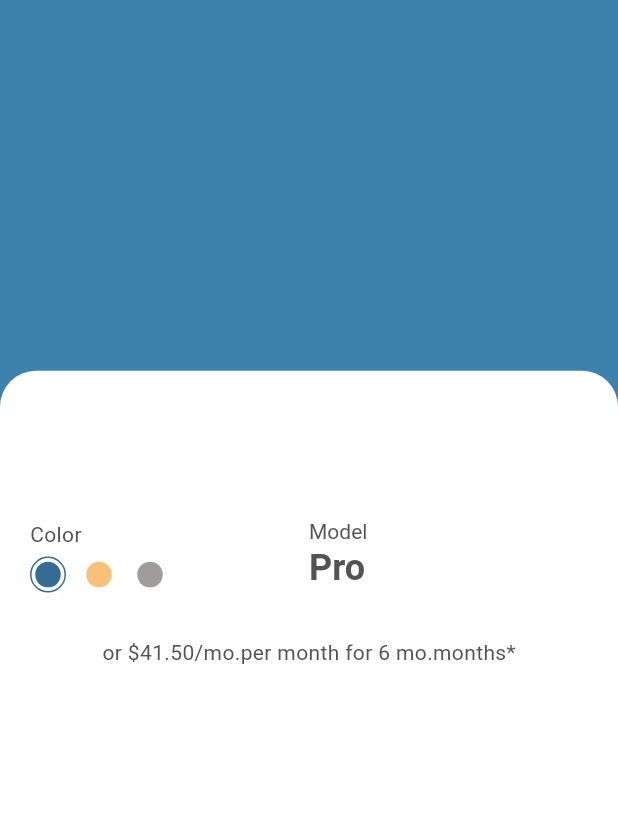
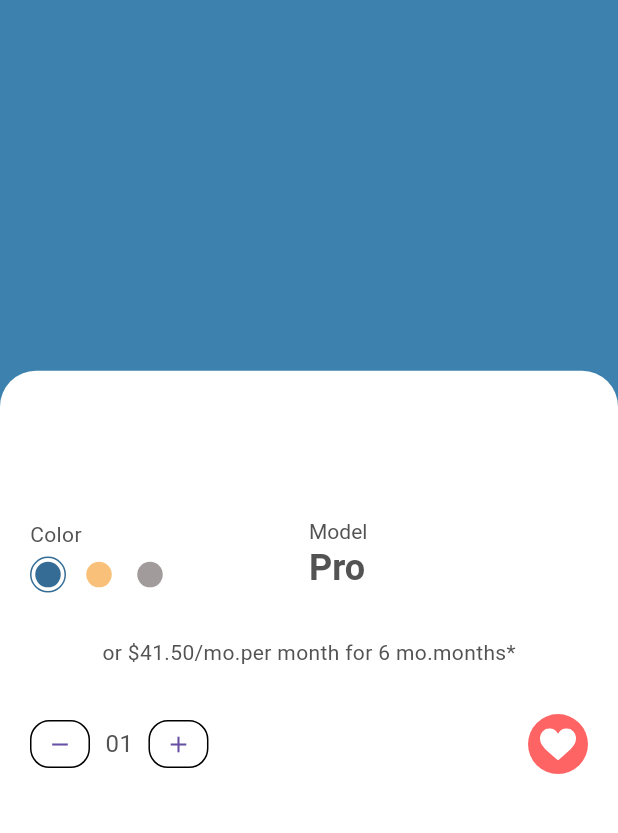
Before and after one commit to geoguncay/sigv, a Flutter app: the screen it shows after launch, after a tap on "AirPods Pro", on a phone screen of 412 x 824 dp, the part 84-917 px from its top. Run offline on Flutter 3.47's test engine with Material 3 defaults, Android fonts, the phone set to English and light mode, and no system bars; our stand-ins replace flutter_svg.

Commit message:
added car counter and fav

```diff
--- a/lib/screens/details/components/Body.dart
+++ b/lib/screens/details/components/Body.dart
@@ -1,5 +1,6 @@
 import 'package:flutter/material.dart';
 import 'package:sigv/screens/details/components/description.dart';
+import 'package:sigv/screens/details/components/fav_btn.dart';
 import '../../../constants.dart';
 import '../../../models/Product.dart';
 import 'color_size.dart';
@@ -43,7 +44,7 @@ class Body extends StatelessWidget {
                       const SizedBox(height: kDefaultPaddin / 2),
                       Description(product: product),
                       const SizedBox(height: kDefaultPaddin / 2),
-                      // CounterWithFavBtn(),
+                      CounterWithFavBtn(),
                       const SizedBox(height: kDefaultPaddin / 2),
                       // AddToCart(product: product)
                     ],
--- /dev/null
+++ b/lib/screens/details/components/car_counter.dart
@@ -0,0 +1,61 @@
+import 'package:flutter/material.dart';
+import '../../../constants.dart';
+
+class CartCounter extends StatefulWidget {
+  @override
+  _CartCounterState createState() => _CartCounterState();
+}
+
+class _CartCounterState extends State<CartCounter> {
+  int numOfItems = 1;
+
+  @override
+  Widget build(BuildContext context) {
+    return Row(
+      children: <Widget>[
+        buildOutlineButton(
+          icon: Icons.remove,
+          press: () {
+            if (numOfItems > 1) {
+              setState(() {
+                numOfItems--;
+              });
+            }
+          },
+        ),
+        Padding(
+          padding: const EdgeInsets.symmetric(horizontal: kDefaultPaddin / 2),
+          child: Text(
+            numOfItems.toString().padLeft(2, "0"),
+            style: Theme.of(context).textTheme.bodyLarge,
+          ),
+        ),
+        buildOutlineButton(
+            icon: Icons.add,
+            press: () {
+              setState(() {
+                numOfItems++;
+              });
+            }),
+      ],
+    );
+  }
+
+  SizedBox buildOutlineButton({required IconData icon, required VoidCallback press}) {
+    return SizedBox(
+      width: 40,
+      height: 32,
+      child: OutlinedButton(
+        onPressed: press,
+        child: Icon(icon),
+        style: OutlinedButton.styleFrom(
+          shape: RoundedRectangleBorder(
+            borderRadius: BorderRadius.circular(13),
+          ),
+          side: BorderSide(color: Colors.black),
+          padding: EdgeInsets.zero,
+        ),
+      ),
+    );
+  }
+}
--- a/lib/screens/details/components/description.dart
+++ b/lib/screens/details/components/description.dart
@@ -16,7 +16,7 @@ class Description extends StatelessWidget {
       padding: const EdgeInsets.symmetric(vertical: kDefaultPaddin),
       child: Text(
         product.description,
-        style: TextStyle(height: 1.5),
+        style: const TextStyle(height: 1.5),
       ),
     );
   }
--- /dev/null
+++ b/lib/screens/details/components/fav_btn.dart
@@ -0,0 +1,30 @@
+import 'package:flutter/material.dart';
+import 'package:flutter_svg/svg.dart';
+import 'package:sigv/screens/details/components/car_counter.dart';
+
+class CounterWithFavBtn extends StatelessWidget {
+
+  const CounterWithFavBtn({
+    super.key,
+  });
+
+  @override
+  Widget build(BuildContext context) {
+    return Row(
+      mainAxisAlignment: MainAxisAlignment.spaceBetween,
+      children: [
+        CartCounter(),
+        Container(
+          padding: const EdgeInsets.all(8),
+          height: 40,
+          width: 40,
+          decoration: const BoxDecoration(
+            color: Color(0xFFFF6464),
+            shape: BoxShape.circle,
+          ),
+          child: SvgPicture.asset("assets/icons/heart.svg"),
+        )
+      ],
+    );
+  }
+}
--- a/lib/screens/home/components/item_card.dart
+++ b/lib/screens/home/components/item_card.dart
@@ -18,7 +18,7 @@ class ItemCard extends StatelessWidget {
       onTap: press,
       child: Column(
         crossAxisAlignment: CrossAxisAlignment.center,
-        children: <Widget>[
+        children: [
           Expanded(
             child: Container(
               // padding: const EdgeInsets.all(100),
```
